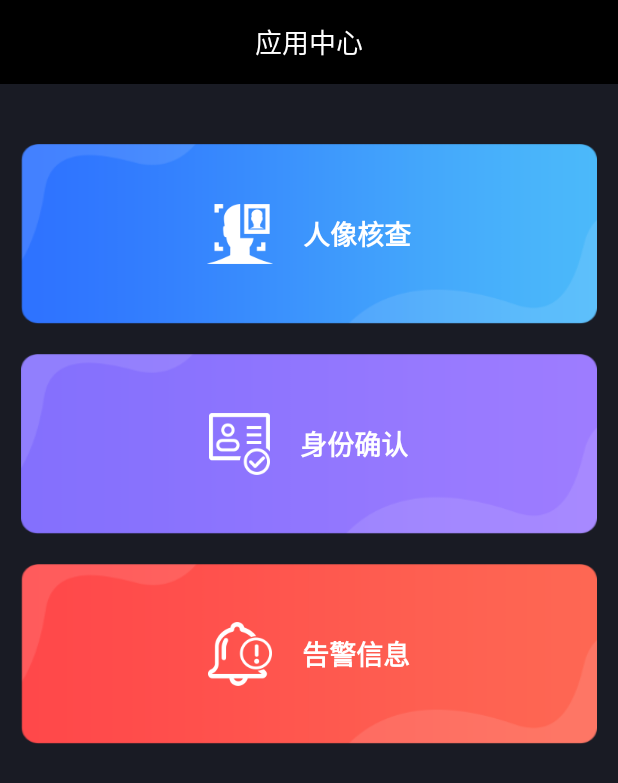
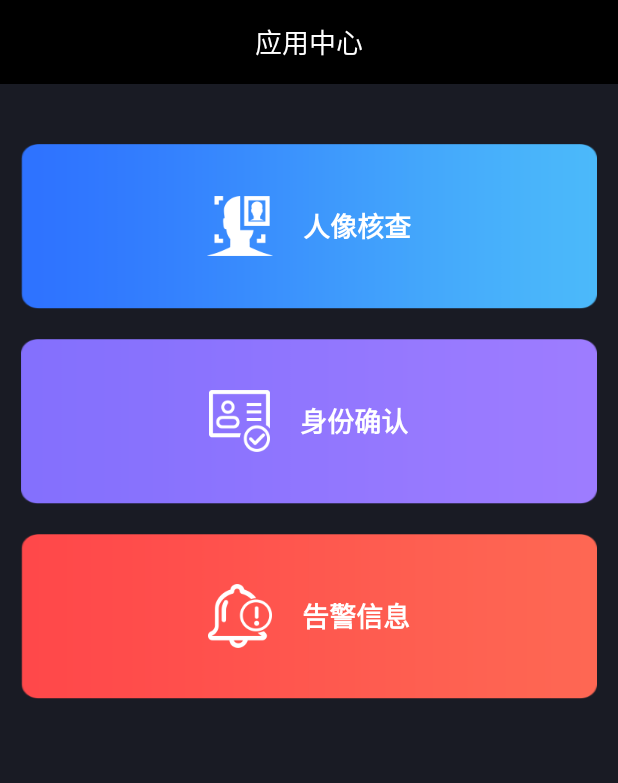
Before and after one commit to XiaoQiu000/move_examine, an Android app: the layout fragment_apply.xml on its own in the app's theme, with its tools: preview values and no code run, on a phone screen of 412 x 824 dp. Shown: the top 783 px of the screen. Run offline under Robolectric (Android 15) with nearby library versions, the phone set to English and light mode, and no system bars.

Commit message:
正式版提交

```diff
--- a/app/build.gradle
+++ b/app/build.gradle
@@ -6,8 +6,8 @@ android {
         applicationId "com.qiu.move_examine"
         minSdkVersion 21
         targetSdkVersion 28
-        versionCode 2
-        versionName "1.03"
+        versionCode 20
+        versionName "2.0"
     }
     buildTypes {
         release {
--- a/app/src/main/java/com/qiu/move_examine/repertory/webservice/AppWsInfo.java
+++ b/app/src/main/java/com/qiu/move_examine/repertory/webservice/AppWsInfo.java
@@ -25,9 +25,9 @@ public class AppWsInfo extends WebServiceInfo {
         };
     }
 
-        private static final String SERVEL_URL = "http://47.98.216.253:80/dataRequ/connAndQry";//外网测试
+//        private static final String SERVEL_URL = "http://47.98.216.253:80/dataRequ/connAndQry";//外网测试
 //    private static final String SERVEL_URL = "http://56.32.3.11:9080/drs/json-rpc";
-//    private static final String SERVEL_URL = "http://20.11.67.38:9080/drs/json-rpc";//公安正式网
+    private static final String SERVEL_URL = "http://20.11.67.38:9080/drs/json-rpc";//公安正式网
     @Override
     public String getServerUrl() {
         return SERVEL_URL;
--- a/app/src/main/res/layout/activity_login.xml
+++ b/app/src/main/res/layout/activity_login.xml
@@ -134,7 +134,7 @@
             android:layout_width="wrap_content"
             android:layout_height="wrap_content"
             android:layout_gravity="center_horizontal"
-            android:text="当前版本号版本号:1.0"
+            android:text="当前版本号:1.0"
             android:textColor="@color/white"
             android:textSize="10sp" />
 
--- a/app/src/main/res/layout/activity_main.xml
+++ b/app/src/main/res/layout/activity_main.xml
@@ -112,7 +112,7 @@
                 android:drawableTop="@drawable/rb_apply"
                 android:gravity="center"
                 android:paddingTop="8dp"
-                android:text="我的应用"
+                android:text="应用中心"
                 android:textColor="@drawable/textchane"
                 android:textSize="12sp" />
 
@@ -132,7 +132,7 @@
                 android:drawableTop="@drawable/rb_person"
                 android:gravity="center"
                 android:paddingTop="8dp"
-                android:text="我的"
+                android:text="个人中心"
                 android:textColor="@drawable/textchane"
                 android:textSize="12sp" />
         </com.qiu.move_examine.common.view.GetTouchRelativeLayout>
--- a/app/src/main/res/layout/fragment_apply.xml
+++ b/app/src/main/res/layout/fragment_apply.xml
@@ -32,7 +32,7 @@
     <RelativeLayout
         android:id="@+id/layout_head"
         android:layout_width="match_parent"
-        android:layout_height="120dp"
+        android:layout_height="110dp"
         android:layout_marginLeft="14dp"
         android:layout_marginTop="40dp"
         android:layout_marginRight="14dp"
@@ -63,7 +63,7 @@
     <RelativeLayout
         android:id="@+id/layout_identity"
         android:layout_width="match_parent"
-        android:layout_height="120dp"
+        android:layout_height="110dp"
         android:layout_marginLeft="14dp"
         android:layout_marginTop="20dp"
         android:layout_marginRight="14dp"
@@ -94,7 +94,7 @@
     <RelativeLayout
         android:id="@+id/layout_alarm"
         android:layout_width="match_parent"
-        android:layout_height="120dp"
+        android:layout_height="110dp"
         android:layout_marginLeft="14dp"
         android:layout_marginTop="20dp"
         android:layout_marginRight="14dp"
```
Also changed, not shown: app/src/main/java/com/qiu/move_examine/presenter/activity/LoginActivity.java (+11 -3 lines), app/src/main/res/layout/fragment_person.xml (+0 -14 lines), app/src/main/res/mipmap-xhdpi/bg_apply_alarm.png, app/src/main/res/mipmap-xhdpi/bg_apply_head.png, app/src/main/res/mipmap-xhdpi/bg_apply_identity.png.
